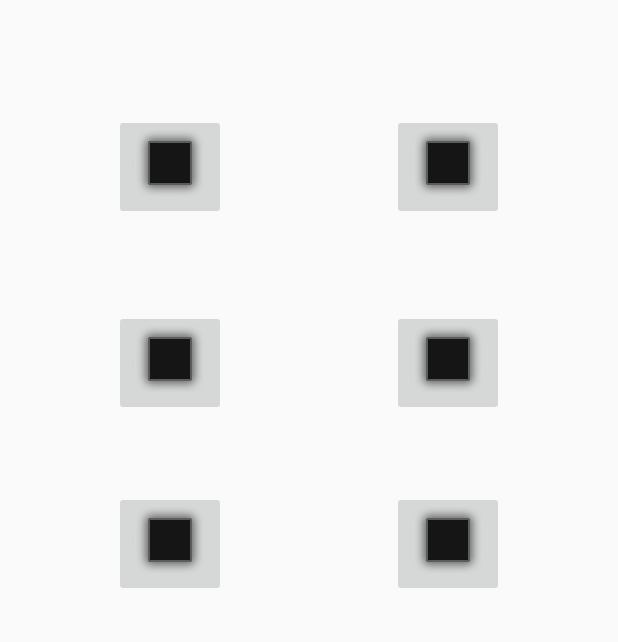
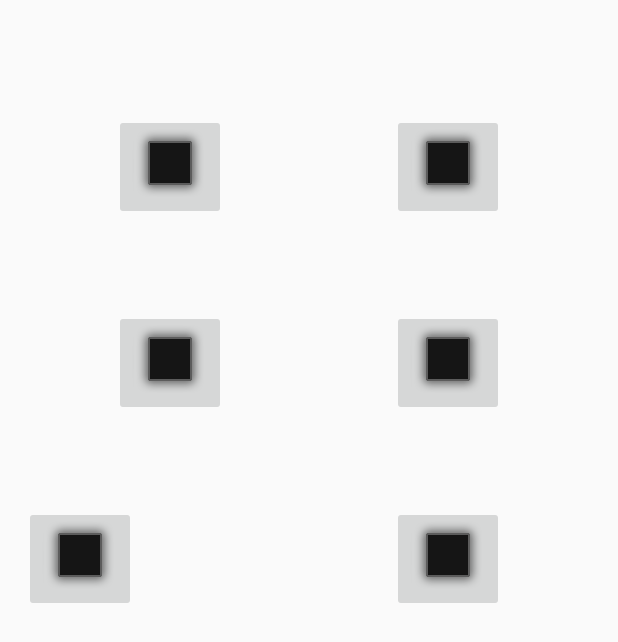
Before and after one commit to cszsombi/android2, an Android app: the layout activity_bajnoksag.xml on its own in the app's theme, with its tools: preview values and no code run, on a phone screen of 412 x 824 dp. Shown: the top 642 px of the screen. Run offline under Robolectric (Android 15) with nearby library versions, the phone set to English and light mode, and no system bars.

Commit message:
Hátha feltölti

```diff
--- a/app/src/main/res/layout/activity_bajnoksag.xml
+++ b/app/src/main/res/layout/activity_bajnoksag.xml
@@ -38,6 +38,7 @@
     <ImageButton
         android:layout_width="wrap_content"
         android:layout_height="wrap_content"
+        android:layout_alignParentLeft="true"
         app:srcCompat="@android:drawable/alert_dark_frame"
         android:layout_below="@+id/imageButton"
         android:layout_marginLeft="60dp"
@@ -57,11 +58,11 @@
     <ImageButton
         android:layout_width="wrap_content"
         android:layout_height="wrap_content"
+        android:layout_below="@+id/imageButton3"
         app:srcCompat="@android:drawable/alert_dark_frame"
-        android:layout_below="@+id/imageButton3"
-        android:layout_alignLeft="@+id/imageButton3"
-        android:layout_alignStart="@+id/imageButton3"
-        android:layout_marginTop="50dp"
+        android:layout_marginTop="60dp"
+        android:layout_marginRight="60dp"
+
         android:id="@+id/imageButton5" />
 
     <ImageButton
```
